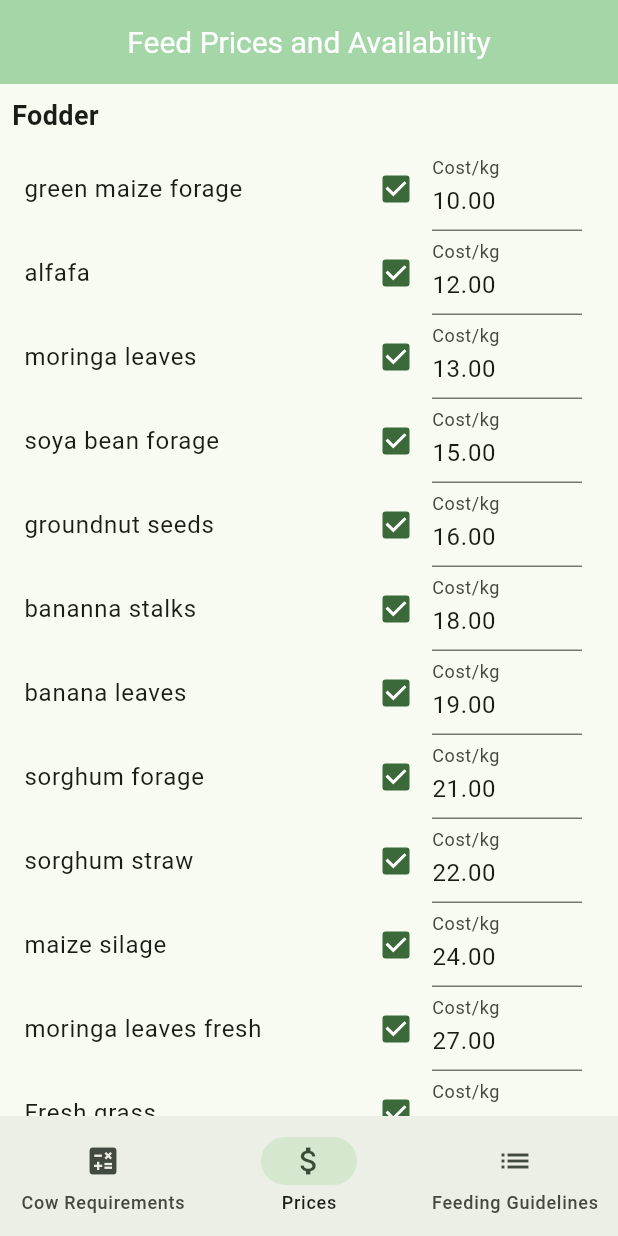
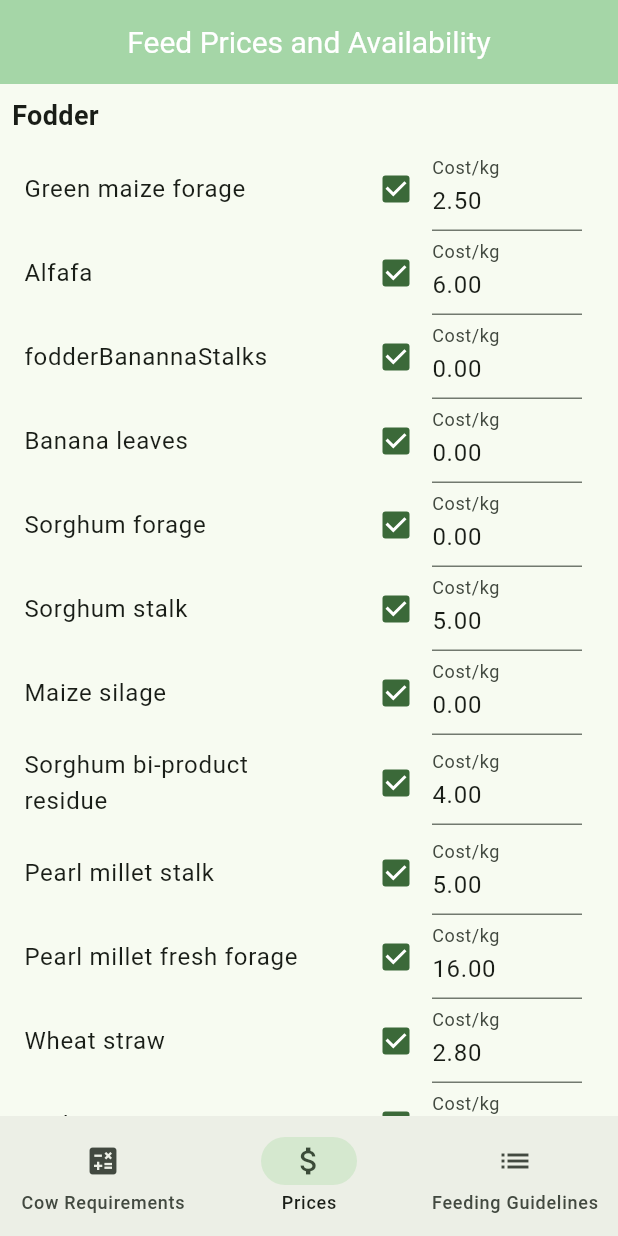
Before and after one commit to minerva-university/rationapp, a Flutter app: the screen it shows after launch, item 2 of the bottom bar chosen, on a phone screen of 412 x 824 dp. Run offline on Flutter 3.47's test engine with Material 3 defaults, Android fonts, the phone set to English and light mode, and no system bars; our stand-ins replace shared_preferences.

Commit message:
updating fodder items

```diff
--- a/lib/data/nutrition_tables.dart
+++ b/lib/data/nutrition_tables.dart
@@ -382,42 +382,6 @@ class NutritionTables {
   List<FeedIngredient> get concentrateItems {
     return [
       FeedIngredient(
-          id: 'concentrateMolasses',
-          name: S.of(context).concentrateMolasses,
-          weight: 0,
-          dmIntake: 80,
-          meIntake: 14,
-          cpIntake: 3,
-          ndfIntake: 1,
-          caIntake: 0,
-          pIntake: 0,
-          cost: 0,
-          isFodder: false),
-      FeedIngredient(
-          id: 'concentrateMaizeGrain',
-          name: S.of(context).concentrateMaizeGrain,
-          weight: 0,
-          dmIntake: 90,
-          meIntake: 13,
-          cpIntake: 11,
-          ndfIntake: 10,
-          caIntake: 0.05,
-          pIntake: 0.3,
-          cost: 0,
-          isFodder: false),
-      FeedIngredient(
-          id: 'concentrateSoybeanCake',
-          name: S.of(context).concentrateSoybeanCake,
-          weight: 0,
-          dmIntake: 90,
-          meIntake: 14,
-          cpIntake: 45,
-          ndfIntake: 20,
-          caIntake: 0.39,
-          pIntake: 0.69,
-          cost: 0,
-          isFodder: false),
-      FeedIngredient(
           id: 'concentrateSesameSeedMeal',
           name: S.of(context).concentrateSesameSeedMeal,
           weight: 0,
@@ -490,8 +454,8 @@ class NutritionTables {
           cost: 5,
           isFodder: false),
       FeedIngredient(
-          id: 'concentrateBrewersByProduct',
-          name: S.of(context).concentrateBrewersByProduct,
+          id: 'concentrateBrewersByProductFresh',
+          name: S.of(context).concentrateBrewersByProductFresh,
           weight: 0,
           dmIntake: 24.9,
           meIntake: 10,
@@ -560,7 +524,7 @@ class NutritionTables {
           caIntake: 1.4,
           pIntake: 11.1,
           cost: 0,
-          isFodder: false),
+          isFodder: false)
     ];
   }
 
@@ -576,59 +540,23 @@ class NutritionTables {
           ndfIntake: 63.2,
           caIntake: 0.36,
           pIntake: 0.2,
-          cost: 10,
+          cost: 2.50,
           isFodder: true),
       FeedIngredient(
           id: 'fodderAlfafa',
           name: S.of(context).fodderAlfafa,
           weight: 0,
-          dmIntake: 90.6,
-          meIntake: 8.5,
-          cpIntake: 18.3,
-          ndfIntake: 45.9,
-          caIntake: 2.21,
-          pIntake: 0.27,
-          cost: 12,
-          isFodder: true),
-      FeedIngredient(
-          id: 'fodderMoringaLeaves',
-          name: S.of(context).fodderMoringaLeaves,
-          weight: 0,
-          dmIntake: 26.2,
-          meIntake: 10.6,
-          cpIntake: 24.3,
-          ndfIntake: 28.3,
-          caIntake: 2.65,
-          pIntake: 0.31,
-          cost: 13,
-          isFodder: true),
-      FeedIngredient(
-          id: 'fodderSoyaBeanForage',
-          name: S.of(context).fodderSoyaBeanForage,
-          weight: 0,
-          dmIntake: 24,
-          meIntake: 9.2,
-          cpIntake: 15.7,
-          ndfIntake: 48.1,
-          caIntake: 1.48,
-          pIntake: 0.27,
-          cost: 15,
-          isFodder: true),
-      FeedIngredient(
-          id: 'fodderGroundnutSeeds',
-          name: S.of(context).fodderGroundnutSeeds,
-          weight: 0,
-          dmIntake: 95.5,
-          meIntake: 18.2,
-          cpIntake: 29.5,
-          ndfIntake: 9.3,
-          caIntake: 0.08,
-          pIntake: 0.46,
-          cost: 16,
+          dmIntake: 19.9,
+          meIntake: 9.4,
+          cpIntake: 20.6,
+          ndfIntake: 39.3,
+          caIntake: 19.4,
+          pIntake: 2.5,
+          cost: 6.00,
           isFodder: true),
       FeedIngredient(
           id: 'fodderBanannaStalks',
-          name: S.of(context).fodderBanannaStalks,
+          name: S.of(context).fodderBananaStalks,
           weight: 0,
           dmIntake: 7.2,
           meIntake: 16.9,
@@ -636,7 +564,7 @@ class NutritionTables {
           ndfIntake: 57.5,
           caIntake: 0.75,
           pIntake: 0.29,
-          cost: 18,
+          cost: 0,
           isFodder: true),
       FeedIngredient(
           id: 'fodderBananaLeaves',
@@ -645,10 +573,10 @@ class NutritionTables {
           dmIntake: 20.7,
           meIntake: 18.1,
           cpIntake: 9.5,
-          ndfIntake: 0,
-          caIntake: 1.67,
-          pIntake: 0.12,
-          cost: 19,
+          ndfIntake: 1.67,
+          caIntake: 0.12,
+          pIntake: 0,
+          cost: 0,
           isFodder: true),
       FeedIngredient(
           id: 'fodderSorghumForage',
@@ -660,11 +588,11 @@ class NutritionTables {
           ndfIntake: 57.9,
           caIntake: 0.41,
           pIntake: 0.2,
-          cost: 21,
+          cost: 0,
           isFodder: true),
       FeedIngredient(
-          id: 'fodderSorghumStraw',
-          name: S.of(context).fodderSorghumStraw,
+          id: 'fodderSorghumStalk',
+          name: S.of(context).fodderSorghumStalk,
           weight: 0,
           dmIntake: 93.3,
           meIntake: 7.3,
@@ -672,7 +600,7 @@ class NutritionTables {
           ndfIntake: 76.6,
           caIntake: 0.31,
           pIntake: 0.07,
-          cost: 22,
+          cost: 5.00,
           isFodder: true),
       FeedIngredient(
           id: 'fodderMaizeSilage',
@@ -684,175 +612,139 @@ class NutritionTables {
           ndfIntake: 49.3,
           caIntake: 0.21,
           pIntake: 0.19,
-          cost: 24,
+          cost: 0,
           isFodder: true),
       FeedIngredient(
-          id: 'fodderMoringaLeavesFresh',
-          name: S.of(context).fodderMoringaLeavesFresh,
+          id: 'fodderSorghumBiProductResidue',
+          name: S.of(context).fodderSorghumBiProductResidue,
           weight: 0,
-          dmIntake: 26.2,
-          meIntake: 10.6,
-          cpIntake: 24.3,
-          ndfIntake: 28.3,
-          caIntake: 2.65,
-          pIntake: 0.31,
-          cost: 27,
+          dmIntake: 89.8,
+          meIntake: 13.2,
+          cpIntake: 11.7,
+          ndfIntake: 42.9,
+          caIntake: 0.9,
+          pIntake: 4.9,
+          cost: 4.00,
           isFodder: true),
       FeedIngredient(
-          id: 'fodderFreshGrass',
-          name: S.of(context).fodderFreshGrass,
+          id: 'fodderPearlMilletStalk',
+          name: S.of(context).fodderPearlMilletStalk,
           weight: 0,
-          dmIntake: 20,
-          meIntake: 8,
-          cpIntake: 12,
-          ndfIntake: 60,
-          caIntake: 0,
-          pIntake: 0,
-          cost: 10,
+          dmIntake: 93.1,
+          meIntake: 6.3,
+          cpIntake: 5.2,
+          ndfIntake: 80,
+          caIntake: 2.5,
+          pIntake: 1.5,
+          cost: 5.00,
           isFodder: true),
       FeedIngredient(
-          id: 'fodderRiceHay',
-          name: S.of(context).fodderRiceHay,
+          id: 'fodderPearlMilletFreshForage',
+          name: S.of(context).fodderPearlMilletFreshForage,
           weight: 0,
-          dmIntake: 85,
-          meIntake: 6,
-          cpIntake: 6,
-          ndfIntake: 80,
-          caIntake: 0,
-          pIntake: 0,
-          cost: 12,
+          dmIntake: 19.4,
+          meIntake: 9.2,
+          cpIntake: 12.4,
+          ndfIntake: 64.8,
+          caIntake: 5.5,
+          pIntake: 2.8,
+          cost: 16.00,
           isFodder: true),
       FeedIngredient(
-          id: 'fodderSweetCornTrash',
-          name: S.of(context).fodderSweetCornTrash,
+          id: 'fodderWheatStraw',
+          name: S.of(context).fodderWheatStraw,
           weight: 0,
-          dmIntake: 15,
-          meIntake: 11,
-          cpIntake: 8,
-          ndfIntake: 40,
-          caIntake: 0,
-          pIntake: 0,
-          cost: 13,
+          dmIntake: 91,
+          meIntake: 6.8,
+          cpIntake: 4.2,
+          ndfIntake: 77.8,
+          caIntake: 4.8,
+          pIntake: 0.7,
+          cost: 2.80,
           isFodder: true),
       FeedIngredient(
-          id: 'fodderBeanSilage',
-          name: S.of(context).fodderBeanSilage,
+          id: 'fodderBarleyStraw',
+          name: S.of(context).fodderBarleyStraw,
           weight: 0,
-          dmIntake: 20,
-          meIntake: 9,
-          cpIntake: 25,
-          ndfIntake: 30,
-          caIntake: 0,
-          pIntake: 0,
-          cost: 15,
+          dmIntake: 90.9,
+          meIntake: 6.5,
+          cpIntake: 3.8,
+          ndfIntake: 80.5,
+          caIntake: 4.6,
+          pIntake: 1,
+          cost: 2.80,
           isFodder: true),
       FeedIngredient(
-          id: 'fodderRiceBranA',
-          name: S.of(context).fodderRiceBranA,
+          id: 'fodderCabbage',
+          name: S.of(context).fodderCabbage,
           weight: 0,
-          dmIntake: 90,
-          meIntake: 11,
-          cpIntake: 14,
-          ndfIntake: 27,
-          caIntake: 0.09,
-          pIntake: 1.79,
-          cost: 16,
+          dmIntake: 12,
+          meIntake: 18,
+          cpIntake: 16.6,
+          ndfIntake: 20,
+          caIntake: 2.1,
+          pIntake: 0.6,
+          cost: 2.00,
           isFodder: true),
       FeedIngredient(
-          id: 'fodderRiceBranB',
-          name: S.of(context).fodderRiceBranB,
-          weight: 0,
-          dmIntake: 90,
-          meIntake: 8,
-          cpIntake: 8,
-          ndfIntake: 35,
-          caIntake: 0,
-          pIntake: 0,
-          cost: 18,
-          isFodder: true),
-      FeedIngredient(
-          id: 'fodderRejectPotatoes',
-          name: S.of(context).fodderRejectPotatoes,
-          weight: 0,
-          dmIntake: 15,
-          meIntake: 13,
-          cpIntake: 6,
-          ndfIntake: 20,
-          caIntake: 0,
-          pIntake: 0,
-          cost: 19,
-          isFodder: true),
-      FeedIngredient(
-          id: 'fodderCornStover',
-          name: S.of(context).fodderCornStover,
-          weight: 0,
-          dmIntake: 23,
-          meIntake: 9,
-          cpIntake: 6,
-          ndfIntake: 50,
-          caIntake: 0,
-          pIntake: 0,
-          cost: 21,
-          isFodder: true),
-      FeedIngredient(
-          id: 'fodderBrewersGrain',
-          name: S.of(context).fodderBrewersGrain,
-          weight: 0,
-          dmIntake: 80,
-          meIntake: 10,
-          cpIntake: 25,
-          ndfIntake: 40,
-          caIntake: 0.27,
-          pIntake: 0.57,
-          cost: 22,
-          isFodder: true),
-      FeedIngredient(
-          id: 'fodderSagoChips',
-          name: S.of(context).fodderSagoChips,
-          weight: 0,
-          dmIntake: 88,
-          meIntake: 13,
-          cpIntake: 2,
-          ndfIntake: 10,
-          caIntake: 0,
-          pIntake: 0,
-          cost: 24,
-          isFodder: true),
-      FeedIngredient(
-          id: 'fodderRiceStraw',
-          name: S.of(context).fodderRiceStraw,
-          weight: 0,
-          dmIntake: 90,
-          meIntake: 5,
-          cpIntake: 5,
-          ndfIntake: 80,
-          caIntake: 0,
-          pIntake: 0,
-          cost: 27,
-          isFodder: true),
-      FeedIngredient(
-          id: 'fodderDiCalciumPhosphate',
-          name: S.of(context).fodderDiCalciumPhosphate,
-          weight: 0,
-          dmIntake: 97.5,
-          meIntake: 0,
-          cpIntake: 0,
-          ndfIntake: 0,
-          caIntake: 23,
-          pIntake: 18,
-          cost: 24,
-          isFodder: true),
-      FeedIngredient(
-          id: 'fodderElephantGrassNapierGrass',
-          name: S.of(context).fodderElephantGrassNapierGrass,
+          id: 'fodderElephantGrass',
+          name: S.of(context).fodderElephantGrass,
           weight: 0,
           dmIntake: 17.9,
           meIntake: 8.2,
           cpIntake: 9.7,
-          ndfIntake: 71.5,
+          ndfIntake: 39.3,
           caIntake: 3.6,
           pIntake: 2.9,
-          cost: 24,
+          cost: 3.50,
+          isFodder: true),
+      FeedIngredient(
+          id: 'fodderEragrostisTefHay',
+          name: S.of(context).fodderEragrostisTefHay,
+          weight: 0,
+          dmIntake: 91.7,
+          meIntake: 8.6,
+          cpIntake: 14.6,
+          ndfIntake: 56.6,
+          caIntake: 4.7,
+          pIntake: 2.6,
+          cost: 3.00,
+          isFodder: true),
+      FeedIngredient(
+          id: 'fodderBananaFruit',
+          name: S.of(context).fodderBananaFruit,
+          weight: 0,
+          dmIntake: 21.9,
+          meIntake: 11.3,
+          cpIntake: 5.2,
+          ndfIntake: 16.2,
+          caIntake: 0.2,
+          pIntake: 0.9,
+          cost: 1.25,
+          isFodder: true),
+      FeedIngredient(
+          id: 'fodderWildGrassFresh',
+          name: S.of(context).fodderWildGrassFresh,
+          weight: 0,
+          dmIntake: 38.2,
+          meIntake: 7.6,
+          cpIntake: 9,
+          ndfIntake: 73.3,
+          caIntake: 2,
+          pIntake: 1.2,
+          cost: 3.00,
+          isFodder: true),
+      FeedIngredient(
+          id: 'fodderWildGrassHay',
+          name: S.of(context).fodderWildGrassHay,
+          weight: 0,
+          dmIntake: 91.7,
+          meIntake: 8.6,
+          cpIntake: 14.6,
+          ndfIntake: 56.6,
+          caIntake: 4.7,
+          pIntake: 2.6,
+          cost: 3.00,
           isFodder: true),
       FeedIngredient(
           id: 'fodderElephantGrassHay',
@@ -864,7 +756,31 @@ class NutritionTables {
           ndfIntake: 71.1,
           caIntake: 2.8,
           pIntake: 2.3,
-          cost: 27,
+          cost: 3.50,
+          isFodder: true),
+      FeedIngredient(
+          id: 'fodderBarleyHay',
+          name: S.of(context).fodderBarleyHay,
+          weight: 0,
+          dmIntake: 84.9,
+          meIntake: 9.3,
+          cpIntake: 8.7,
+          ndfIntake: 53.1,
+          caIntake: 2.1,
+          pIntake: 2.8,
+          cost: 2.80,
+          isFodder: true),
+      FeedIngredient(
+          id: 'fodderWheatHay',
+          name: S.of(context).fodderWheatHay,
+          weight: 0,
+          dmIntake: 84.9,
+          meIntake: 7.8,
+          cpIntake: 5.4,
+          ndfIntake: 54.2,
+          caIntake: 0.25,
+          pIntake: 0.2,
+          cost: 2.80,
           isFodder: true),
     ];
   }
--- a/lib/l10n/intl_en.arb
+++ b/lib/l10n/intl_en.arb
@@ -358,9 +358,9 @@
     "@concentrateSoybeanOil": {
         "description": "Concentrate: Soybean oil"
     },
-    "concentrateBrewersByProduct": "Brewers by-product",
-    "@concentrateBrewersByProduct": {
-        "description": "Concentrate: Brewers by-product"
+    "concentrateBrewersByProductFresh": "Brewers by-product fresh",
+    "@concentrateBrewersByProductFresh": {
+        "description": "Concentrate: Brewers by-product fresh"
     },
     "concentrateMineralLick": "Mineral lick",
     "@concentrateMineralLick": {
@@ -378,105 +378,89 @@
     "@concentrateSalt": {
         "description": "Concentrate: Salt"
     },
-    "fodderGreenMaizeForage": "green maize forage",
+    "fodderGreenMaizeForage": "Green maize forage",
     "@fodderGreenMaizeForage": {
-        "description": "Fodder: green maize forage"
+        "description": "Fodder: Green maize forage"
     },
-    "fodderAlfafa": "alfafa",
+    "fodderAlfafa": "Alfafa",
     "@fodderAlfafa": {
-        "description": "Fodder: alfafa"
+        "description": "Fodder: Alfafa"
     },
-    "fodderMoringaLeaves": "moringa leaves",
-    "@fodderMoringaLeaves": {
-        "description": "Fodder: moringa leaves"
+    "fodderBananaStalks": "Banana stalks",
+    "@fodderBananaStalks": {
+        "description": "Fodder: Bananna stalks"
     },
-    "fodderSoyaBeanForage": "soya bean forage",
-    "@fodderSoyaBeanForage": {
-        "description": "Fodder: soya bean forage"
+    "fodderBananaLeaves": "Banana leaves",
+    "@fodderBananaLeaves": {
+        "description": "Fodder: Banana leaves"
     },
-    "fodderGroundnutSeeds": "groundnut seeds",
-    "@fodderGroundnutSeeds": {
-        "description": "Fodder: groundnut seeds"
+    "fodderSorghumForage": "Sorghum forage",
+    "@fodderSorghumForage": {
+        "description": "Fodder: Sorghum forage"
     },
-    "fodderBanannaStalks": "bananna stalks",
-    "@fodderBanannaStalks": {
-        "description": "Fodder: bananna stalks"
+    "fodderSorghumStalk": "Sorghum stalk",
+    "@fodderSorghumStalk": {
+        "description": "Fodder: Sorghum stalk"
     },
-    "fodderBananaLeaves": "banana leaves",
-    "@fodderBananaLeaves": {
-        "description": "Fodder: banana leaves"
+    "fodderMaizeSilage": "Maize silage",
+    "@fodderMaizeSilage": {
+        "description": "Fodder: Maize silage"
     },
-    "fodderSorghumForage": "sorghum forage",
-    "@fodderSorghumForage": {
-        "description": "Fodder: sorghum forage"
+    "fodderSorghumBiProductResidue": "Sorghum bi-product residue",
+    "@fodderSorghumBiProductResidue": {
+        "description": "Fodder: Sorghum bi-product residue"
     },
-    "fodderSorghumStraw": "sorghum straw",
-    "@fodderSorghumStraw": {
-        "description": "Fodder: sorghum straw"
+    "fodderPearlMilletStalk": "Pearl millet stalk",
+    "@fodderPearlMilletStalk": {
+        "description": "Fodder: Pearl millet stalk"
     },
-    "fodderMaizeSilage": "maize silage",
-    "@fodderMaizeSilage": {
-        "description": "Fodder: maize silage"
+    "fodderPearlMilletFreshForage": "Pearl millet fresh forage",
+    "@fodderPearlMilletFreshForage": {
+        "description": "Fodder: Pearl millet fresh forage"
     },
-    "fodderMoringaLeavesFresh": "moringa leaves fresh",
-    "@fodderMoringaLeavesFresh": {
-        "description": "Fodder: moringa leaves fresh"
+    "fodderWheatStraw": "Wheat straw",
+    "@fodderWheatStraw": {
+        "description": "Fodder: Wheat straw"
     },
-    "fodderFreshGrass": "Fresh grass",
-    "@fodderFreshGrass": {
-        "description": "Fodder: Fresh grass"
+    "fodderBarleyStraw": "Barley straw",
+    "@fodderBarleyStraw": {
+        "description": "Fodder: Barley straw"
     },
-    "fodderRiceHay": "Rice hay",
-    "@fodderRiceHay": {
-        "description": "Fodder: Rice hay"
+    "fodderCabbage": "Cabbage",
+    "@fodderCabbage": {
+        "description": "Fodder: Cabbage"
     },
-    "fodderSweetCornTrash": "Sweet corn trash",
-    "@fodderSweetCornTrash": {
-        "description": "Fodder: Sweet corn trash"
+    "fodderElephantGrass": "Elephant grass",
+    "@fodderElephantGrass": {
+        "description": "Fodder: Elephant grass"
     },
-    "fodderBeanSilage": "Bean silage",
-    "@fodderBeanSilage": {
-        "description": "Fodder: Bean silage"
+    "fodderEragrostisTefHay": "Eragrostis tef hay",
+    "@fodderEragrostisTefHay": {
+        "description": "Fodder: Eragrostis tef hay"
     },
-    "fodderRiceBranA": "Rice bran A",
-    "@fodderRiceBranA": {
-        "description": "Fodder: Rice bran A"
+    "fodderBananaFruit": "Banana fruit",
+    "@fodderBananaFruit": {
+        "description": "Fodder: Banana fruit"
     },
-    "fodderRiceBranB": "Rice bran B",
-    "@fodderRiceBranB": {
-        "description": "Fodder: Rice bran B"
+    "fodderWildGrassFresh": "Wild grass fresh",
+    "@fodderWildGrassFresh": {
+        "description": "Fodder: Wild grass fresh"
     },
-    "fodderRejectPotatoes": "Reject potatoes",
-    "@fodderRejectPotatoes": {
-        "description": "Fodder: Reject potatoes"
+    "fodderWildGrassHay": "Wild grass hay",
+    "@fodderWildGrassHay": {
+        "description": "Fodder: Wild grass hay"
     },
-    "fodderCornStover": "Corn stover",
-    "@fodderCornStover": {
-        "description": "Fodder: Corn stover"
+    "fodderElephantGrassHay": "Elephant grass hay",
+    "@fodderElephantGrassHay": {
+        "description": "Fodder: Elephant grass hay"
     },
-    "fodderBrewersGrain": "Brewers grain",
-    "@fodderBrewersGrain": {
-        "description": "Fodder: Brewers grain"
+    "fodderBarleyHay": "Barley hay",
+    "@fodderBarleyHay": {
+        "description": "Fodder: Barley hay"
     },
-    "fodderSagoChips": "Sago chips",
-    "@fodderSagoChips": {
-        "description": "Fodder: Sago chips"
-    },
-    "fodderRiceStraw": "Rice straw",
-    "@fodderRiceStraw": {
-        "description": "Fodder: Rice straw"
-    },
-    "fodderDiCalciumPhosphate": "Di-calcium phosphate",
-    "@fodderDiCalciumPhosphate": {
-        "description": "Fodder: Di-calcium phosphate"
-    },
-    "fodderElephantGrassNapierGrass": "elephant grass/Napier grass",
-    "@fodderElephantGrassNapierGrass": {
-        "description": "Fodder: elephant grass/Napier grass"
-    },
-    "fodderElephantGrassHay": "elephant grass hay",
-    "@fodderElephantGrassHay": {
-        "description": "Fodder: elephant grass hay"
+    "fodderWheatHay": "Wheat hay",
+    "@fodderWheatHay": {
+        "description": "Fodder: Wheat hay"
     },
     "chooseLiveWeightKg": "Choose live weight (kg)",
     "@chooseLiveWeightKg": {
```
Also changed, not shown: lib/generated/intl/messages_en.dart, lib/generated/intl/messages_es.dart, lib/generated/intl/messages_ti.dart, lib/generated/l10n.dart.
